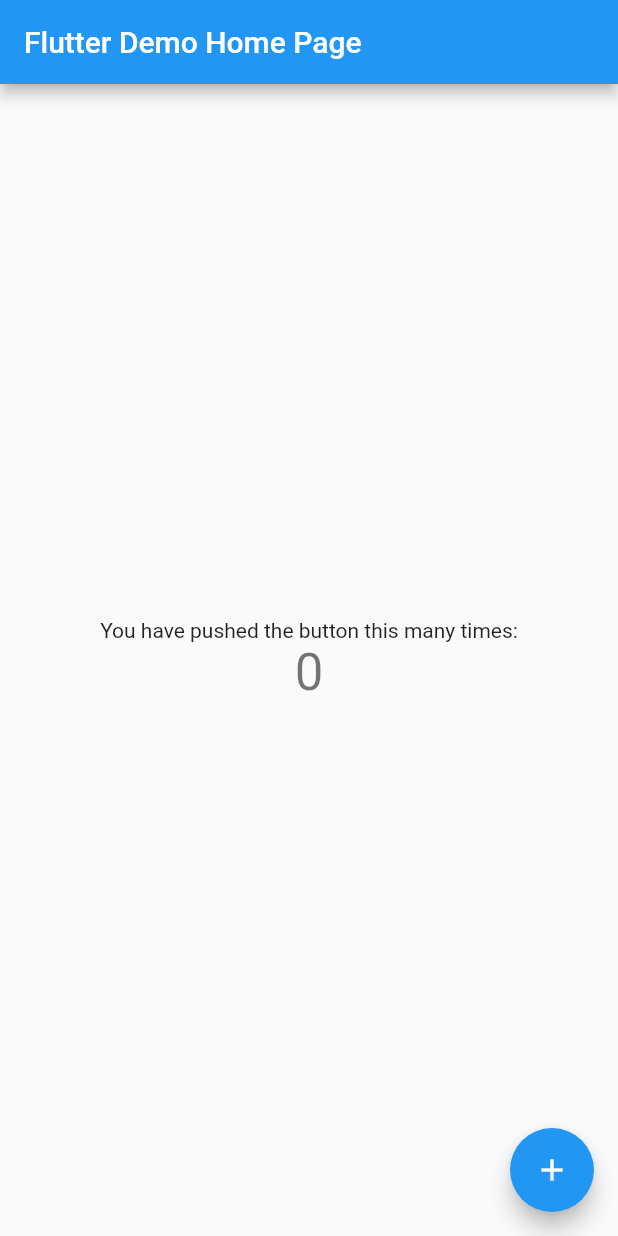
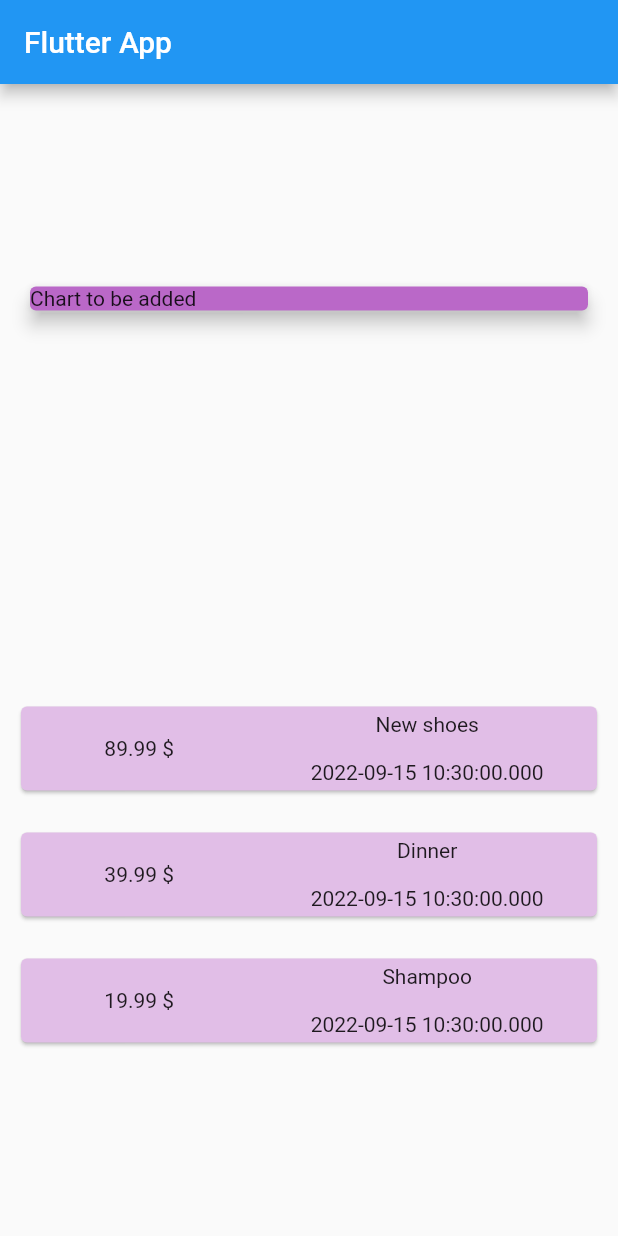
Before and after one commit to VictorrCano/personal-expenses-app, a Flutter app: the screen it shows after launch, on a phone screen of 412 x 824 dp. Run offline on Flutter 3.47's test engine with Material 2 defaults, Android fonts, the phone set to English and light mode, and no system bars.

Commit message:
added list of transactions with price/title/date

```diff
--- a/lib/main.dart
+++ b/lib/main.dart
@@ -1,115 +1,84 @@
 import 'package:flutter/material.dart';
 
+import './transcation.dart';
+
 void main() {
-  runApp(const MyApp());
+  runApp(MyApp());
 }
 
 class MyApp extends StatelessWidget {
-  const MyApp({super.key});
-
-  // This widget is the root of your application.
   @override
   Widget build(BuildContext context) {
     return MaterialApp(
-      title: 'Flutter Demo',
-      theme: ThemeData(
-        // This is the theme of your application.
-        //
-        // Try running your application with "flutter run". You'll see the
-        // application has a blue toolbar. Then, without quitting the app, try
-        // changing the primarySwatch below to Colors.green and then invoke
-        // "hot reload" (press "r" in the console where you ran "flutter run",
-        // or simply save your changes to "hot reload" in a Flutter IDE).
-        // Notice that the counter didn't reset back to zero; the application
-        // is not restarted.
-        primarySwatch: Colors.blue,
-      ),
-      home: const MyHomePage(title: 'Flutter Demo Home Page'),
+      title: 'Flutter App',
+      home: MyHomePage(),
     );
   }
 }
 
-class MyHomePage extends StatefulWidget {
-  const MyHomePage({super.key, required this.title});
-
-  // This widget is the home page of your application. It is stateful, meaning
-  // that it has a State object (defined below) that contains fields that affect
-  // how it looks.
-
-  // This class is the configuration for the state. It holds the values (in this
-  // case the title) provided by the parent (in this case the App widget) and
-  // used by the build method of the State. Fields in a Widget subclass are
-  // always marked "final".
-
-  final String title;
-
-  @override
-  State<MyHomePage> createState() => _MyHomePageState();
-}
-
-class _MyHomePageState extends State<MyHomePage> {
-  int _counter = 0;
-
-  void _incrementCounter() {
-    setState(() {
-      // This call to setState tells the Flutter framework that something has
-      // changed in this State, which causes it to rerun the build method below
-      // so that the display can reflect the updated values. If we changed
-      // _counter without calling setState(), then the build method would not be
-      // called again, and so nothing would appear to happen.
-      _counter++;
-    });
-  }
+class MyHomePage extends StatelessWidget {
+  final List<Transaction> transactions = [
+    Transaction('t1', 89.99, 'New shoes', DateTime.now()),
+    Transaction('t2', 39.99, 'Dinner', DateTime.now()),
+    Transaction('t3', 19.99, 'Shampoo', DateTime.now())
+  ];
 
   @override
   Widget build(BuildContext context) {
-    // This method is rerun every time setState is called, for instance as done
-    // by the _incrementCounter method above.
-    //
-    // The Flutter framework has been optimized to make rerunning build methods
-    // fast, so that you can just rebuild anything that needs updating rather
-    // than having to individually change instances of widgets.
     return Scaffold(
       appBar: AppBar(
-        // Here we take the value from the MyHomePage object that was created by
-        // the App.build method, and use it to set our appbar title.
-        title: Text(widget.title),
+        title: Text('Flutter App'),
       ),
-      body: Center(
-        // Center is a layout widget. It takes a single child and positions it
-        // in the middle of the parent.
-        child: Column(
-          // Column is also a layout widget. It takes a list of children and
-          // arranges them vertically. By default, it sizes itself to fit its
-          // children horizontally, and tries to be as tall as its parent.
-          //
-          // Invoke "debug painting" (press "p" in the console, choose the
-          // "Toggle Debug Paint" action from the Flutter Inspector in Android
-          // Studio, or the "Toggle Debug Paint" command in Visual Studio Code)
-          // to see the wireframe for each widget.
-          //
-          // Column has various properties to control how it sizes itself and
-          // how it positions its children. Here we use mainAxisAlignment to
-          // center the children vertically; the main axis here is the vertical
-          // axis because Columns are vertical (the cross axis would be
-          // horizontal).
-          mainAxisAlignment: MainAxisAlignment.center,
-          children: <Widget>[
-            const Text(
-              'You have pushed the button this many times:',
+      body: Column(
+        mainAxisAlignment: MainAxisAlignment.spaceAround,
+        crossAxisAlignment: CrossAxisAlignment.stretch,
+        children: [
+          Card(
+            margin: EdgeInsets.all(20),
+            elevation: 5,
+            color: Colors.purple[300],
+            child: Container(
+              width: double.infinity,
+              child: const Text(
+                'Chart to be added',
+              ),
             ),
-            Text(
-              '$_counter',
-              style: Theme.of(context).textTheme.headline4,
-            ),
-          ],
-        ),
+          ),
+          Column(
+            children: transactions
+                .map(
+                  (transaction) => Container(
+                    //height: 30,
+                    width: double.infinity,
+                    margin: EdgeInsets.all(10),
+                    child: Card(
+                      color: Colors.purple[100],
+                      child: Row(
+                        mainAxisAlignment: MainAxisAlignment.spaceAround,
+                        children: [
+                          Container(
+                            padding: EdgeInsets.all(20),
+                            child: Text(transaction.cost.toString() + ' \$'),
+                          ),
+                          Column(
+                            children: [
+                              Text(
+                                transaction.title + '\n',
+                              ),
+                              Text(
+                                transaction.date.toString(),
+                              ),
+                            ],
+                          ),
+                        ],
+                      ),
+                    ),
+                  ),
+                )
+                .toList(),
+          ),
+        ],
       ),
-      floatingActionButton: FloatingActionButton(
-        onPressed: _incrementCounter,
-        tooltip: 'Increment',
-        child: const Icon(Icons.add),
-      ), // This trailing comma makes auto-formatting nicer for build methods.
     );
   }
 }
--- /dev/null
+++ b/lib/transcation.dart
@@ -0,0 +1,8 @@
+class Transaction {
+  String id;
+  double cost;
+  String title;
+  DateTime date;
+
+  Transaction(this.id, this.cost, this.title, this.date);
+}
```
